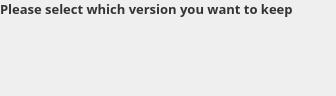
Qt form src/MEGASync/stalled_issues/gui/stalled_issues_cases/ui/LocalAndRemoteDifferentWidget.ui (meganz/MEGAsync) before a commit.
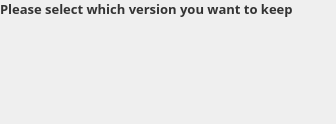
The same form after that commit. Custom widgets are drawn as their Qt base class.

Commit message: Move stylesheets to root (Case UIs)

Diff of the .ui file:
```diff
--- a/src/MEGASync/stalled_issues/gui/stalled_issues_cases/ui/LocalAndRemoteDifferentWidget.ui
+++ b/src/MEGASync/stalled_issues/gui/stalled_issues_cases/ui/LocalAndRemoteDifferentWidget.ui
@@ -7,14 +7,20 @@
     <x>0</x>
     <y>0</y>
     <width>336</width>
-    <height>96</height>
+    <height>124</height>
    </rect>
   </property>
   <property name="windowTitle">
    <string notr="true"/>
   </property>
   <property name="styleSheet">
-   <string notr="true"/>
+   <string notr="true">#selectLabel
+{
+    font-family: Lato Bold;
+    font-size: 13px;
+    line-height: 16px;
+    color: #333333;
+}</string>
   </property>
   <layout class="QVBoxLayout" name="verticalLayout">
    <property name="spacing">
```
Left out of the diff: 9 changed lines with no effect on the pictures. The commit also changes 4 other files.
